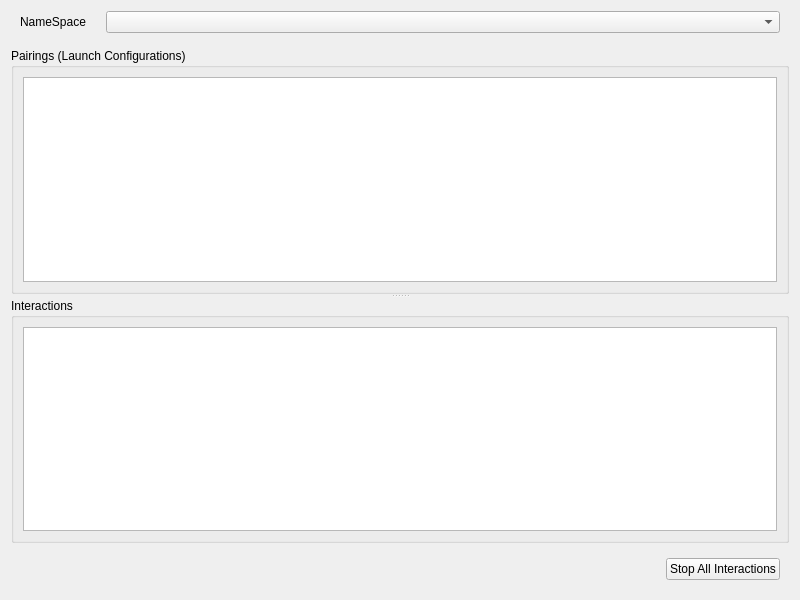
The window that rocon_remocon/ui/interactions_chooser.ui (robotics-in-concert/rocon_qt_gui) describes before a commit, drawn with Qt 5.
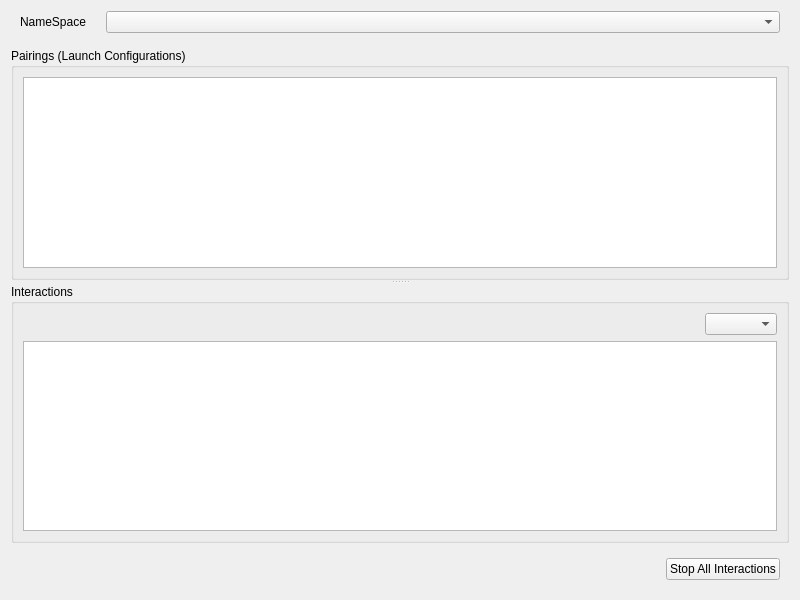
The same window after the commit.

Commit message: [rocon_remocon] group filters.

What changed in the file:
```diff
--- a/rocon_remocon/ui/interactions_chooser.ui
+++ b/rocon_remocon/ui/interactions_chooser.ui
@@ -22,7 +22,7 @@
   <property name="windowTitle">
    <string>Interactions Chooser</string>
   </property>
-  <layout class="QVBoxLayout" name="verticalLayout_3">
+  <layout class="QVBoxLayout" name="verticalLayout_2">
    <item>
     <layout class="QHBoxLayout" name="horizontalLayout">
      <property name="sizeConstraint">
@@ -106,7 +106,27 @@
       <property name="title">
        <string>Interactions</string>
       </property>
-      <layout class="QVBoxLayout" name="verticalLayout_2">
+      <layout class="QVBoxLayout" name="verticalLayout_3">
+       <item>
+        <layout class="QHBoxLayout" name="horizontalLayout_3">
+         <item>
+          <spacer name="horizontalSpacer_2">
+           <property name="orientation">
+            <enum>Qt::Horizontal</enum>
+           </property>
+           <property name="sizeHint" stdset="0">
+            <size>
+             <width>40</width>
+             <height>20</height>
+            </size>
+           </property>
+          </spacer>
+         </item>
+         <item>
+          <widget class="QComboBox" name="interactions_group_combobox"/>
+         </item>
+        </layout>
+       </item>
        <item>
         <widget class="QListView" name="interactions_grid">
          <property name="resizeMode">
```
The commit also changes 2 other files.
